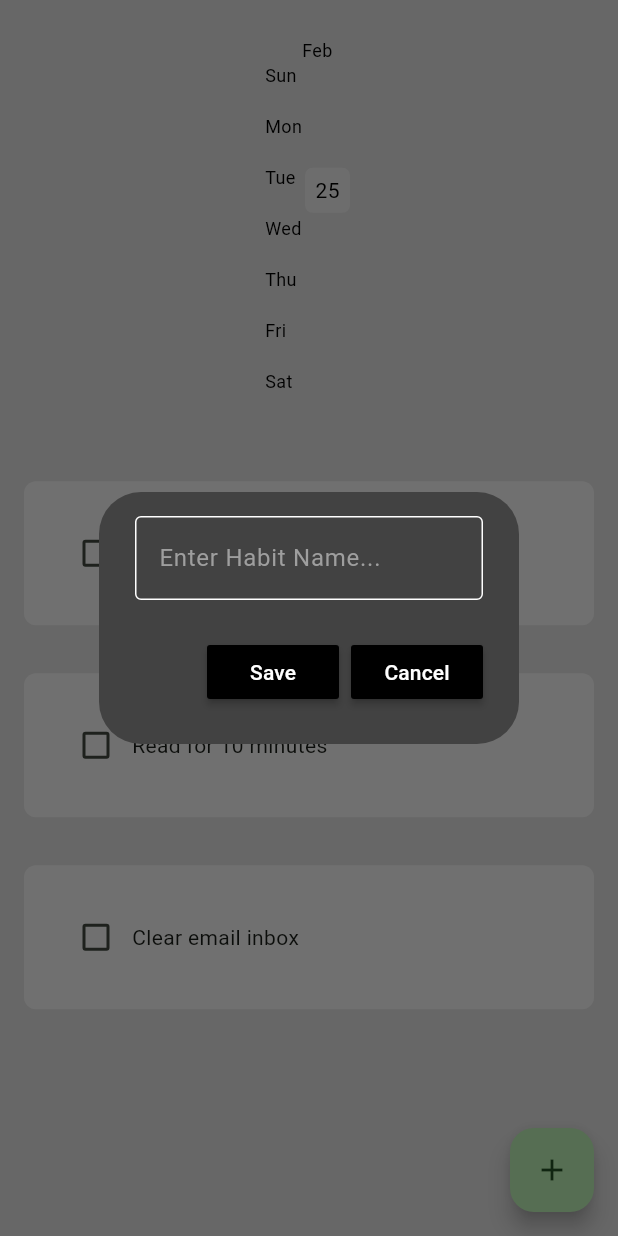
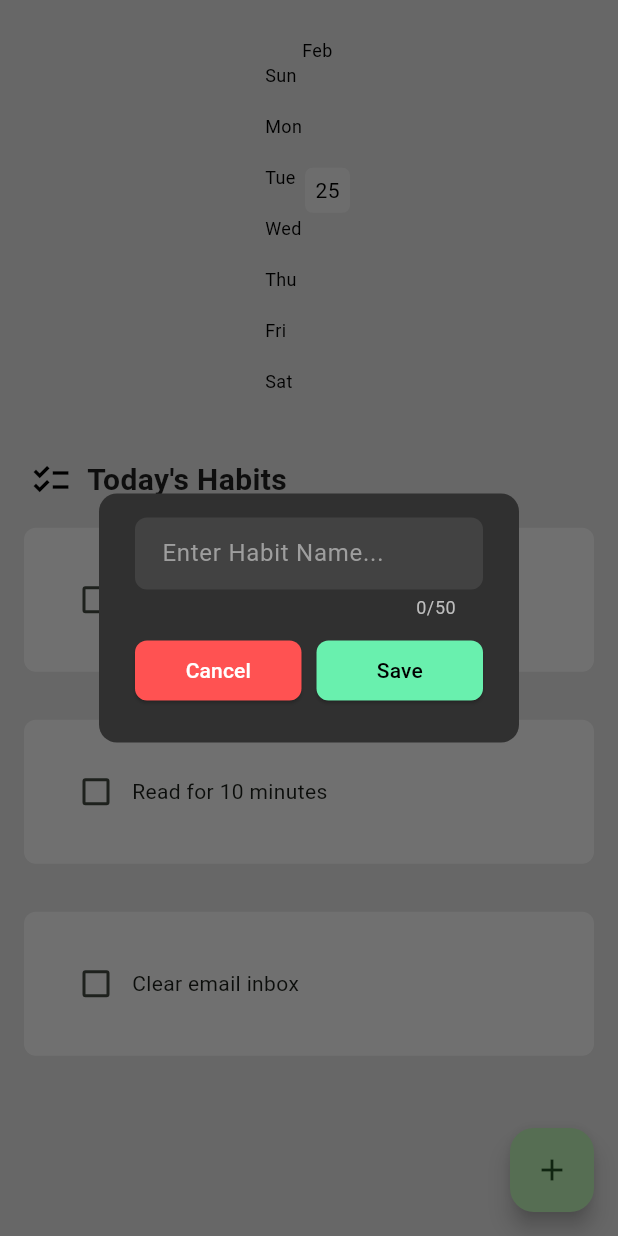
Before and after one commit to SQ77/trackIt, a Flutter app: the screen it shows after launch, after a tap on the "add" icon, on a phone screen of 412 x 824 dp. Run offline on Flutter 3.47's test engine with Material 3 defaults, Android fonts, the light colour scheme and no system bars; drawn by our look-alikes of flutter_heatmap_calendar, flutter_slidable; our stand-ins replace hive_flutter; accounts and stored records are empty.

Commit message:
Improve UI design

```diff
--- a/lib/components/habit_box.dart
+++ b/lib/components/habit_box.dart
@@ -1,10 +1,11 @@
 import 'package:flutter/material.dart';
 
 class HabitAlertBox extends StatelessWidget {
-  final dynamic controller;
+  final TextEditingController controller;
   final String hintText;
   final VoidCallback onSave;
   final VoidCallback onCancel;
+  final int maxCharacters;
 
   const HabitAlertBox({
     super.key,
@@ -12,38 +13,80 @@ class HabitAlertBox extends StatelessWidget {
     required this.hintText,
     required this.onSave,
     required this.onCancel,
+    this.maxCharacters = 50,
   });
 
   @override
   Widget build(BuildContext context) {
     return AlertDialog(
-      backgroundColor: Colors.grey[800],
-      content: TextField(
+      backgroundColor: Colors.grey[850],
+      shape: RoundedRectangleBorder(borderRadius: BorderRadius.circular(12)),
+      content: Column(
+        mainAxisSize: MainAxisSize.min,
+        children: [
+          TextField(
             controller: controller,
             style: TextStyle(color: Colors.white),
+            maxLength: maxCharacters,
+            maxLines: null,
+            keyboardType: TextInputType.multiline,
             decoration: InputDecoration(
               hintText: hintText,
               hintStyle: TextStyle(color: Colors.grey[500]),
-          enabledBorder: OutlineInputBorder(
-            borderSide: BorderSide(color: Colors.white),
+              filled: true,
+              fillColor: Colors.grey[800],
+              contentPadding: EdgeInsets.symmetric(
+                horizontal: 14,
+                vertical: 12,
+              ),
+              border: OutlineInputBorder(
+                borderRadius: BorderRadius.circular(8),
+                borderSide: BorderSide.none,
               ),
               focusedBorder: OutlineInputBorder(
-            borderSide: BorderSide(color: Colors.white),
+                borderRadius: BorderRadius.circular(8),
+                borderSide: BorderSide(color: Colors.greenAccent, width: 2),
+              ),
+              counterStyle: TextStyle(color: Colors.grey[400]),
             ),
           ),
+          SizedBox(height: 10),
+          Row(
+            mainAxisAlignment: MainAxisAlignment.spaceBetween,
+            children: [
+              Expanded(
+                child: ElevatedButton(
+                  onPressed: onCancel,
+                  style: ElevatedButton.styleFrom(
+                    backgroundColor: Colors.redAccent,
+                    foregroundColor: Colors.white,
+                    shape: RoundedRectangleBorder(
+                      borderRadius: BorderRadius.circular(8),
                     ),
-      actions: [
-        MaterialButton(
+                    padding: EdgeInsets.symmetric(vertical: 10),
+                  ),
+                  child: Text("Cancel"),
+                ),
+              ),
+              SizedBox(width: 10),
+              Expanded(
+                child: ElevatedButton(
                   onPressed: onSave,
-          color: Colors.black,
-          child: Text("Save", style: TextStyle(color: Colors.white)),
+                  style: ElevatedButton.styleFrom(
+                    backgroundColor: Colors.greenAccent,
+                    foregroundColor: Colors.black,
+                    shape: RoundedRectangleBorder(
+                      borderRadius: BorderRadius.circular(8),
                     ),
-        MaterialButton(
-          onPressed: onCancel,
-          color: Colors.black,
-          child: Text("Cancel", style: TextStyle(color: Colors.white)),
+                    padding: EdgeInsets.symmetric(vertical: 10),
+                  ),
+                  child: Text("Save"),
+                ),
               ),
             ],
+          ),
+        ],
+      ),
     );
   }
 }
--- a/lib/components/habit_tile.dart
+++ b/lib/components/habit_tile.dart
@@ -44,13 +44,18 @@ class HabitTile extends StatelessWidget {
         child: Container(
           padding: EdgeInsets.all(24),
           decoration: BoxDecoration(
-            color: Colors.grey[100],
+            color: isCompleted ? Colors.green[200] : Colors.grey[100],
             borderRadius: BorderRadius.circular(8),
           ),
           child: Row(
             children: [
               Checkbox(value: isCompleted, onChanged: onChanged),
-              Text(name),
+              Text(
+                name,
+                style: TextStyle(
+                  decoration: isCompleted ? TextDecoration.lineThrough : null,
+                ),
+              ),
             ],
           ),
         ),
--- a/lib/pages/home_page.dart
+++ b/lib/pages/home_page.dart
@@ -110,6 +110,31 @@ class _HomePageState extends State<HomePage> {
             startDate: _myBox.get("START_DATE"),
           ),
 
+          Padding(
+            padding: const EdgeInsets.symmetric(
+              vertical: 1.0,
+              horizontal: 20.0,
+            ),
+            child: Row(
+              children: [
+                Icon(
+                  Icons.checklist_outlined,
+                  color: Colors.black,
+                  size: 28,
+                ),
+                SizedBox(width: 10),
+                Text(
+                  "Today's Habits",
+                  style: TextStyle(
+                    fontSize: 20,
+                    fontWeight: FontWeight.bold,
+                    color: Colors.black87,
+                  ),
+                ),
+              ],
+            ),
+          ),
+
           // list of habits
           ListView.builder(
             shrinkWrap: true,
```
Lines whose indentation alone changed are shown as unchanged.
